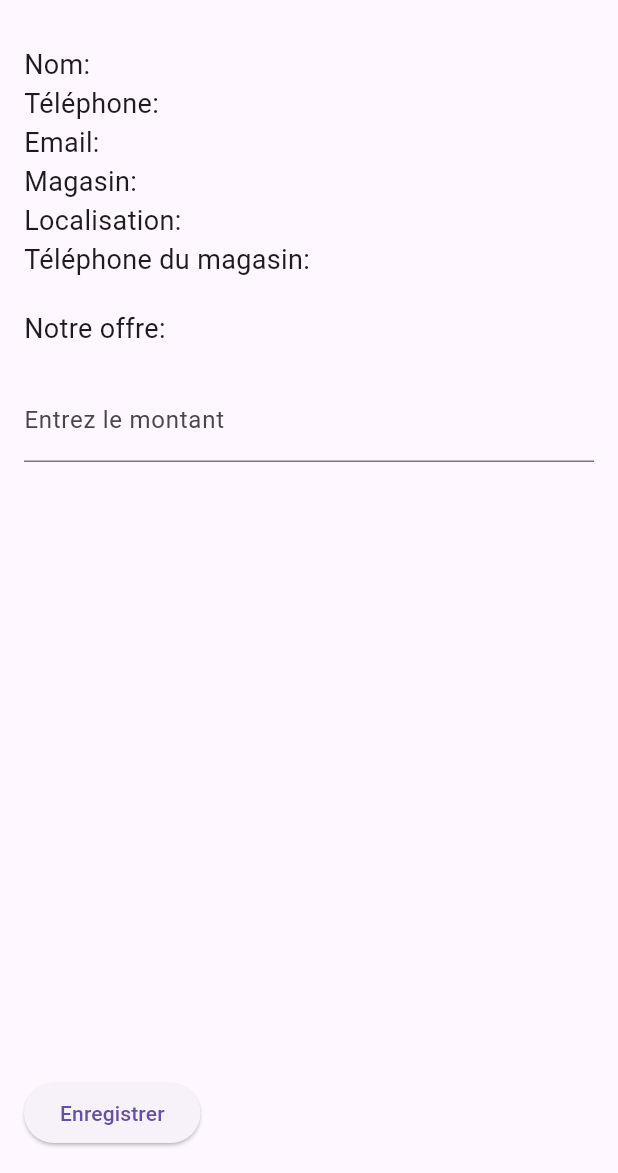
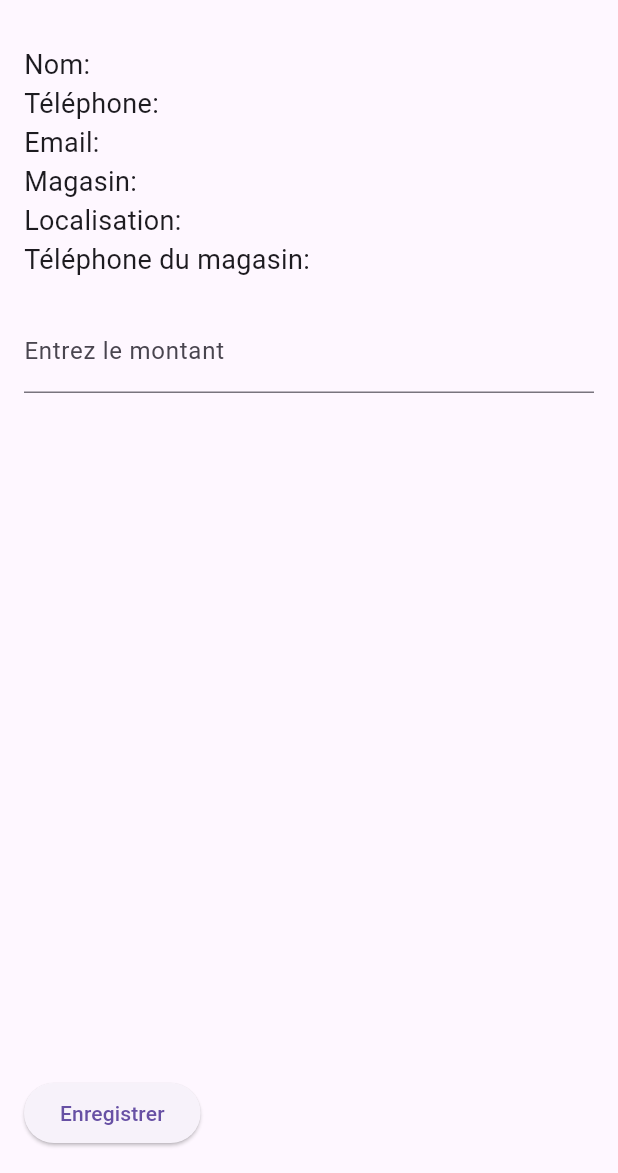
Before and after one commit to vetcho37/cartdor-flutter, a Flutter app: the TransactionNoDiscountPage screen opened directly with empty values, on a phone screen of 412 x 824 dp, the part 63-1236 px from its top. Run offline on Flutter 3.47's test engine with Material 3 defaults, Android fonts, the light colour scheme and no system bars; our stand-ins replace cloud_firestore, email_validator, firebase_auth, firebase_core, flutter_lucide, qr_flutter and 1 more; missing offline and left inert: dart:html, gallery_saver_plus, mobile_scanner; accounts and stored records are empty.

Commit message:
Mise à jour de l'application64

```diff
--- a/lib/offreseul.dart
+++ b/lib/offreseul.dart
@@ -15,7 +15,7 @@ class TransactionNoDiscountPage extends StatefulWidget {
   final String storeName;
   final String storeLocation;
   final String storePhone;
-  final String offre;
+ // final String offre;
 
   TransactionNoDiscountPage({
     required this.name,
@@ -28,7 +28,7 @@ class TransactionNoDiscountPage extends StatefulWidget {
     required this.storeName,
     required this.storeLocation,
     required this.storePhone,
-    required this.offre,
+    //required this.offre,
   });
 
   @override
@@ -68,7 +68,7 @@ class _TransactionNoDiscountPageState extends State<TransactionNoDiscountPage> {
         'storePhone': widget.storePhone,
         'initialAmount': amount,
         'amount': amount,
-        'offre': widget.offre,
+        //'offre': widget.offre,
         'date': DateTime.now(),
         'isDiscountApplied':
             false, // Indique que la réduction n'a pas été appliquée
@@ -127,9 +127,9 @@ class _TransactionNoDiscountPageState extends State<TransactionNoDiscountPage> {
             Text('Téléphone du magasin: ${widget.storePhone}',
                 style: TextStyle(fontSize: 18)),
             SizedBox(height: 20),
-            Text('Notre offre: ${widget.offre}',
-                style: TextStyle(fontSize: 18)),
-            SizedBox(height: 20),
+            // Text('Notre offre: ${widget.offre}',
+            //     style: TextStyle(fontSize: 18)),
+            // SizedBox(height: 20),
             TextField(
               controller: _amountController,
               decoration: InputDecoration(labelText: 'Entrez le montant'),
--- a/lib/scanqr.dart
+++ b/lib/scanqr.dart
@@ -200,7 +200,7 @@ class _ScanQRCodePageState extends State<ScanQRCodePage> {
           storeName: storeName,
           storeLocation: storeLocation,
           storePhone: storePhone,
-          offre: offre,
+         // offre: offre,
         ),
       ),
     );
@@ -221,7 +221,7 @@ class _ScanQRCodePageState extends State<ScanQRCodePage> {
           storeName: storeName,
           storeLocation: storeLocation,
           storePhone: storePhone,
-          offre: offre,
+          //offre: offre,
         ),
       ),
     );
--- a/lib/transactionpage.dart
+++ b/lib/transactionpage.dart
@@ -19,7 +19,7 @@ class TransactionPage extends StatefulWidget {
   final String storeName;
   final String storeLocation;
   final String storePhone;
-  final String offre;
+  //final String offre;
 
   TransactionPage({
     required this.name,
@@ -33,7 +33,7 @@ class TransactionPage extends StatefulWidget {
     required this.storeName,
     required this.storeLocation,
     required this.storePhone,
-    required this.offre,
+    // required this.offre,
   });
 
   @override
@@ -82,7 +82,7 @@ class _TransactionPageState extends State<TransactionPage> {
         'initialAmount': initialAmount,
         'amount': finalAmount,
         'date': DateTime.now(),
-        'offre': widget.offre,
+        //'offre': widget.offre,
       });
 
       // Affichage de la boîte de dialogue de confirmation
@@ -142,9 +142,6 @@ class _TransactionPageState extends State<TransactionPage> {
             Text('Téléphone du magasin: ${widget.storePhone}',
                 style: TextStyle(fontSize: 18)),
             SizedBox(height: 20),
-            Text('Notre offre: ${widget.offre}',
-                style: TextStyle(fontSize: 18)),
-            SizedBox(height: 20),
             TextField(
               controller: _amountController,
               decoration: InputDecoration(labelText: 'Entrez le montant'),
```
